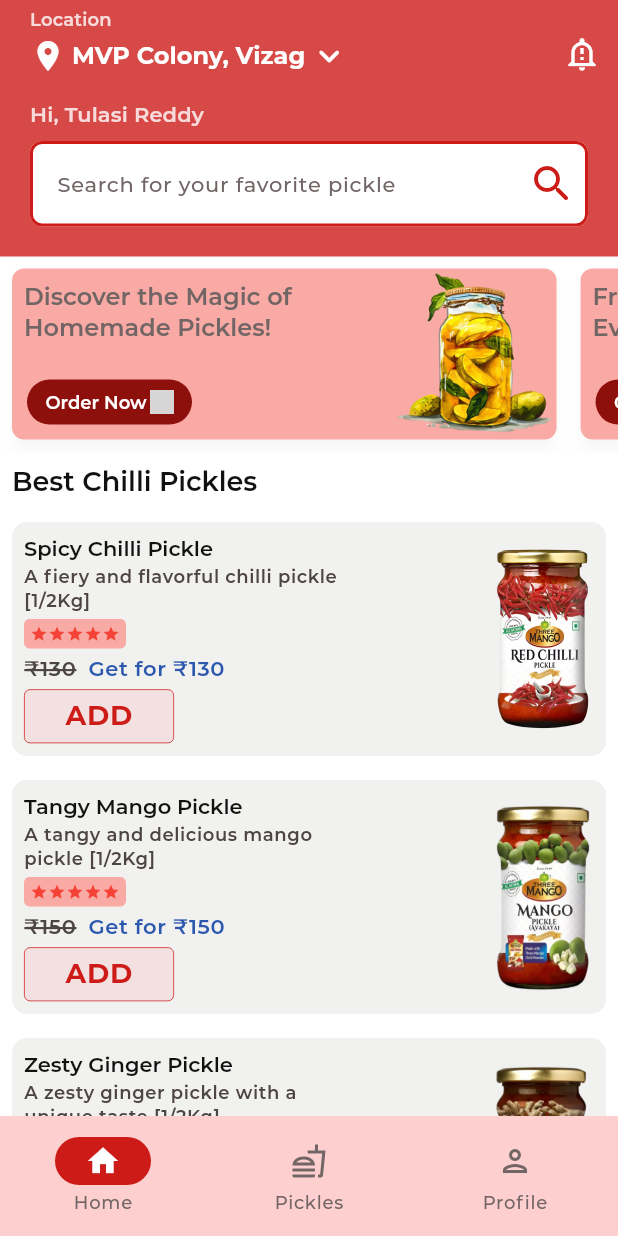
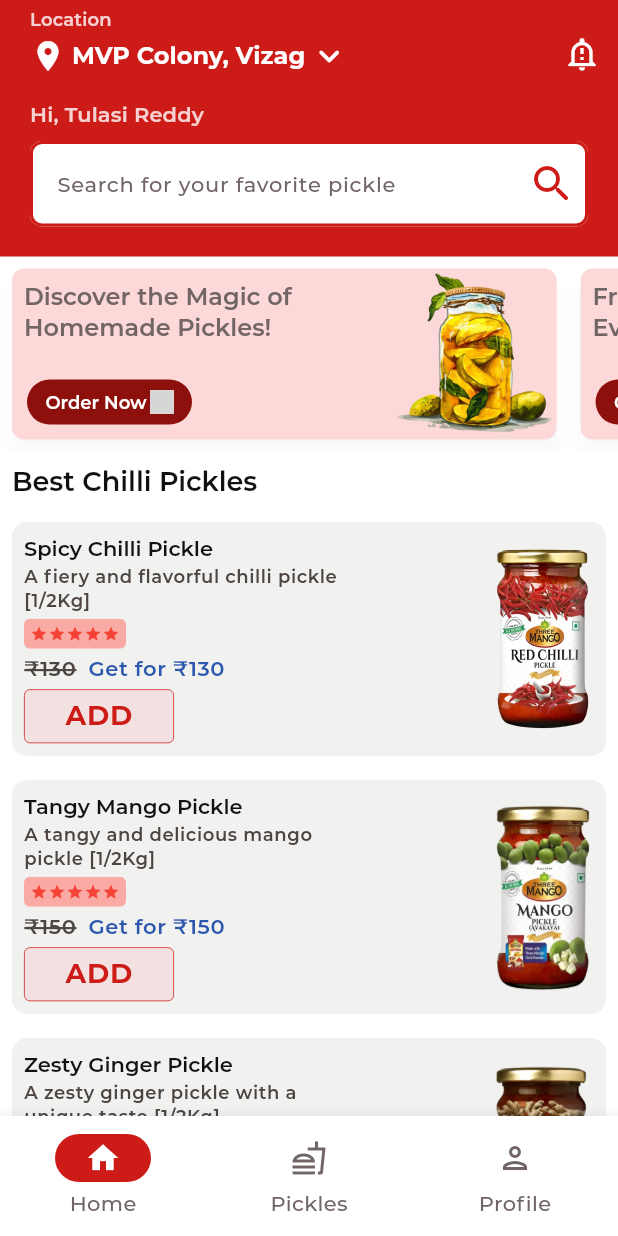
Before and after one commit to tulasireddytulasi/SpicyPickles, a Flutter app: the screen it shows after launch, on a phone screen of 412 x 824 dp. Run offline on Flutter 3.47's test engine with Material 3 defaults, Android fonts, the phone set to English and light mode, and no system bars; our stand-ins replace flutter_svg, infinite_scroll_pagination; grey boxes are pictures that could not be loaded.

Commit message:
Updated UI Colors

```diff
--- a/lib/core/theme/light_theme.dart
+++ b/lib/core/theme/light_theme.dart
@@ -51,6 +51,16 @@ class LightTheme implements AppTheme {
           textTheme: ButtonTextTheme.primary,
           shape: RoundedRectangleBorder(
             borderRadius: BorderRadius.circular(4),
+          ),
+        ),
+        navigationBarTheme: NavigationBarThemeData(
+          labelTextStyle: WidgetStateProperty.all(
+            const TextStyle(
+              fontSize: 14,
+              fontWeight: FontWeight.w500,
+              fontFamily: 'MontserratMedium',
+              color: AppColors.darkGrey,
+            ),
           ),
         ),
         cardTheme: CardTheme(
--- a/lib/presentation/home/home.dart
+++ b/lib/presentation/home/home.dart
@@ -3,8 +3,7 @@ import 'dart:async';
 import 'package:flutter/material.dart';
 import 'package:spicypickles/core/utils/app_colors.dart';
 import 'package:spicypickles/core/utils/app_constants.dart';
-import 'package:spicypickles/presentation/cart/cart.dart';
-import 'package:spicypickles/presentation/cart/widgets/cart_app_bar.dart';
+import 'package:spicypickles/core/utils/app_extensions.dart';
 import 'package:spicypickles/presentation/home/widget/app_bar.dart';
 import 'package:spicypickles/presentation/home/widget/home_body_widget.dart';
 import 'package:spicypickles/presentation/product_details/product_details.dart';
@@ -74,13 +73,15 @@ class _HomeScreenState extends State<HomeScreen> {
   @override
   Widget build(BuildContext context) {
     return Scaffold(
-      backgroundColor: Theme.of(context).colorScheme.onPrimary,
+      backgroundColor: context.colorScheme?.onPrimary,
       appBar: _appBars[_currentIndex],
       body: _pages[_currentIndex],
       bottomNavigationBar: NavigationBar(
-        backgroundColor: AppColors.lightRed,
+        backgroundColor: Colors.white, // Background color for NavigationBar
+        surfaceTintColor: Colors.white, // Keeps the surface color stable
+        shadowColor: Colors.black, // Shadow color for elevation
+        elevation: 10, // Simulates elevation effect
         indicatorColor: AppColors.vibrantRed,
-        elevation: 9,
         selectedIndex: _currentIndex,
         onDestinationSelected: (int index) {
           setState(() {
--- a/lib/presentation/home/widget/app_bar.dart
+++ b/lib/presentation/home/widget/app_bar.dart
@@ -17,7 +17,7 @@ class _HomeAppBarState extends State<HomeAppBar> {
   Widget build(BuildContext context) {
     return AppBar(
       elevation: 0,
-      backgroundColor: AppColors.vibrantRed.withOpacity(0.8),
+      backgroundColor: context.themeData.primaryColor,
       title: Padding(
         padding: const EdgeInsets.only(left: 20.0),
         child: Column(
@@ -26,7 +26,10 @@ class _HomeAppBarState extends State<HomeAppBar> {
           children: [
             Text(
               'Location',
-              style: context.textStyle?.labelLarge?.copyWith(color: AppColors.white.withOpacity(0.8), fontSize: 12),
+              style: context.textStyle?.labelLarge?.copyWith(
+                color: AppColors.white.withOpacity(0.8),
+                fontSize: 12,
+              ),
             ),
             const SizedBox(height: 2),
             const Row(
--- a/lib/presentation/home/widget/page_view_widget.dart
+++ b/lib/presentation/home/widget/page_view_widget.dart
@@ -48,7 +48,7 @@ class _PageViewWithCardsState extends State<PageViewWithCards> {
       itemBuilder: (context, index) {
         return Card(
           elevation: 5,
-          color: AppColors.lightPeach,
+          color: AppColors.blush,
           shape: RoundedRectangleBorder(
             borderRadius: BorderRadius.circular(8),
           ),
--- a/lib/presentation/home/widget/searchbar_widget.dart
+++ b/lib/presentation/home/widget/searchbar_widget.dart
@@ -19,7 +19,7 @@ class _SearchbarWidgetState extends State<SearchbarWidget> {
       width: double.infinity,
       padding: const EdgeInsets.only(top: 10, bottom: 20, left: 20, right: 20),
       decoration: BoxDecoration(
-        color: Theme.of(context).primaryColor.withOpacity(0.8),
+        color: context.themeData.primaryColor,
       ),
       child: Column(
         mainAxisAlignment: MainAxisAlignment.start,
```
